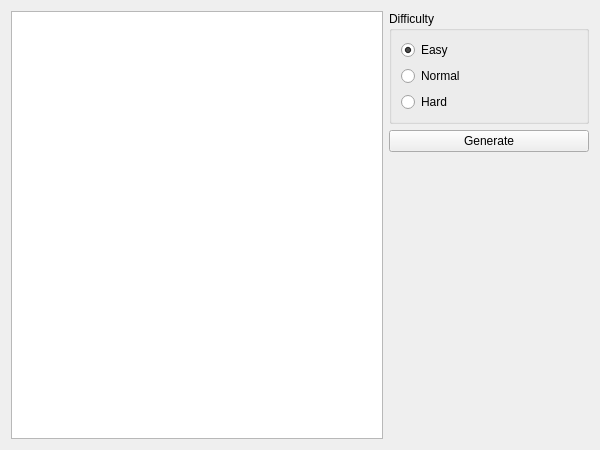
This is SudokuApplication/Sudoku.ui in JoBo33/Sudoku as Qt 5 draws it before an edit. The edited form follows.
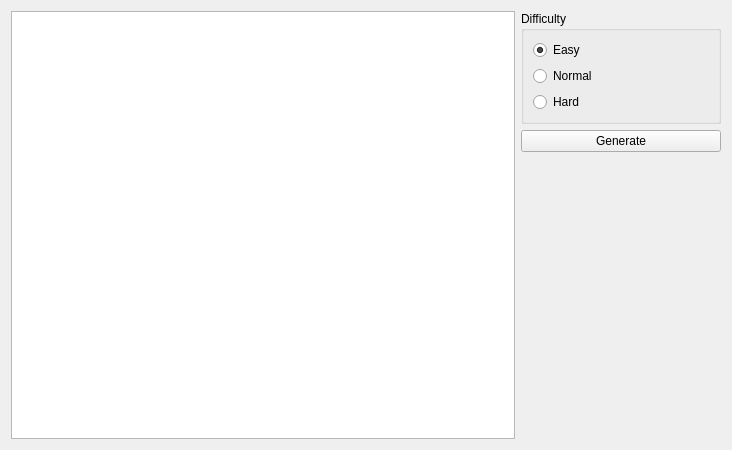
This is the edited form.

Patch:
```diff
--- a/SudokuApplication/Sudoku.ui
+++ b/SudokuApplication/Sudoku.ui
@@ -6,7 +6,7 @@
    <rect>
     <x>0</x>
     <y>0</y>
-    <width>600</width>
+    <width>732</width>
     <height>450</height>
    </rect>
   </property>
@@ -27,7 +27,29 @@
   </property>
   <layout class="QHBoxLayout" name="horizontalLayout">
    <item>
-    <widget class="QTableView" name="tableView"/>
+    <widget class="QTableView" name="tableView">
+     <property name="sizeAdjustPolicy">
+      <enum>QAbstractScrollArea::AdjustToContents</enum>
+     </property>
+     <attribute name="horizontalHeaderVisible">
+      <bool>false</bool>
+     </attribute>
+     <attribute name="horizontalHeaderMinimumSectionSize">
+      <number>20</number>
+     </attribute>
+     <attribute name="horizontalHeaderDefaultSectionSize">
+      <number>65</number>
+     </attribute>
+     <attribute name="verticalHeaderVisible">
+      <bool>false</bool>
+     </attribute>
+     <attribute name="verticalHeaderMinimumSectionSize">
+      <number>20</number>
+     </attribute>
+     <attribute name="verticalHeaderDefaultSectionSize">
+      <number>65</number>
+     </attribute>
+    </widget>
    </item>
    <item>
     <layout class="QVBoxLayout" name="verticalLayout">
```
Left out of the diff: 8 changed lines with no effect on the pictures.
